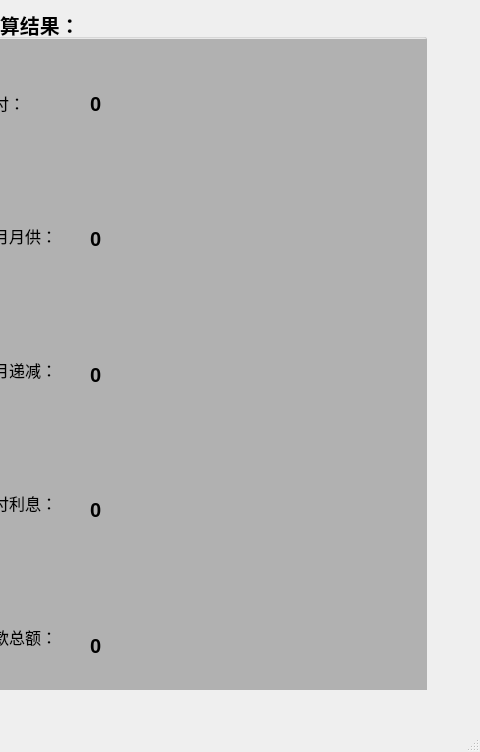
Before: the Qt Designer form cppzy/mainwindow.ui in lonelywanderer8/mcstore, drawn with Qt 5; both pictures show x 772 to 1252 and y 0 to 752 of the 1252 by 752 pixel window.
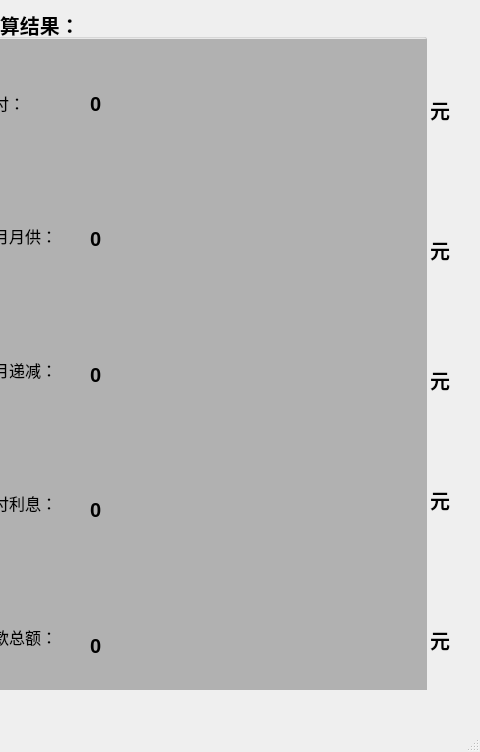
After: the same form once the commit is applied. The open tabs and pages were chosen to show the change.

```diff
--- a/cppzy/mainwindow.ui
+++ b/cppzy/mainwindow.ui
@@ -1867,6 +1867,111 @@
          </layout>
         </widget>
        </widget>
+       <widget class="QLabel" name="label_76">
+        <property name="geometry">
+         <rect>
+          <x>450</x>
+          <y>80</y>
+          <width>41</width>
+          <height>41</height>
+         </rect>
+        </property>
+        <property name="font">
+         <font>
+          <family>Adobe 楷体 Std R</family>
+          <pointsize>15</pointsize>
+          <weight>75</weight>
+          <bold>true</bold>
+         </font>
+        </property>
+        <property name="text">
+         <string>元</string>
+        </property>
+       </widget>
+       <widget class="QLabel" name="label_77">
+        <property name="geometry">
+         <rect>
+          <x>450</x>
+          <y>220</y>
+          <width>41</width>
+          <height>41</height>
+         </rect>
+        </property>
+        <property name="font">
+         <font>
+          <family>Adobe 楷体 Std R</family>
+          <pointsize>15</pointsize>
+          <weight>75</weight>
+          <bold>true</bold>
+         </font>
+        </property>
+        <property name="text">
+         <string>元</string>
+        </property>
+       </widget>
+       <widget class="QLabel" name="label_78">
+        <property name="geometry">
+         <rect>
+          <x>450</x>
+          <y>350</y>
+          <width>41</width>
+          <height>41</height>
+         </rect>
+        </property>
+        <property name="font">
+         <font>
+          <family>Adobe 楷体 Std R</family>
+          <pointsize>15</pointsize>
+          <weight>75</weight>
+          <bold>true</bold>
+         </font>
+        </property>
+        <property name="text">
+         <string>元</string>
+        </property>
+       </widget>
+       <widget class="QLabel" name="label_79">
+        <property name="geometry">
+         <rect>
+          <x>450</x>
+          <y>470</y>
+          <width>41</width>
+          <height>41</height>
+         </rect>
+        </property>
+        <property name="font">
+         <font>
+          <family>Adobe 楷体 Std R</family>
+          <pointsize>15</pointsize>
+          <weight>75</weight>
+          <bold>true</bold>
+         </font>
+        </property>
+        <property name="text">
+         <string>元</string>
+        </property>
+       </widget>
+       <widget class="QLabel" name="label_80">
+        <property name="geometry">
+         <rect>
+          <x>450</x>
+          <y>610</y>
+          <width>41</width>
+          <height>41</height>
+         </rect>
+        </property>
+        <property name="font">
+         <font>
+          <family>Adobe 楷体 Std R</family>
+          <pointsize>15</pointsize>
+          <weight>75</weight>
+          <bold>true</bold>
+         </font>
+        </property>
+        <property name="text">
+         <string>元</string>
+        </property>
+       </widget>
       </widget>
       <widget class="QWidget" name="page_7">
        <widget class="QLabel" name="label_71">
```
Left out of the diff: 86 changed lines with no effect on the pictures.
